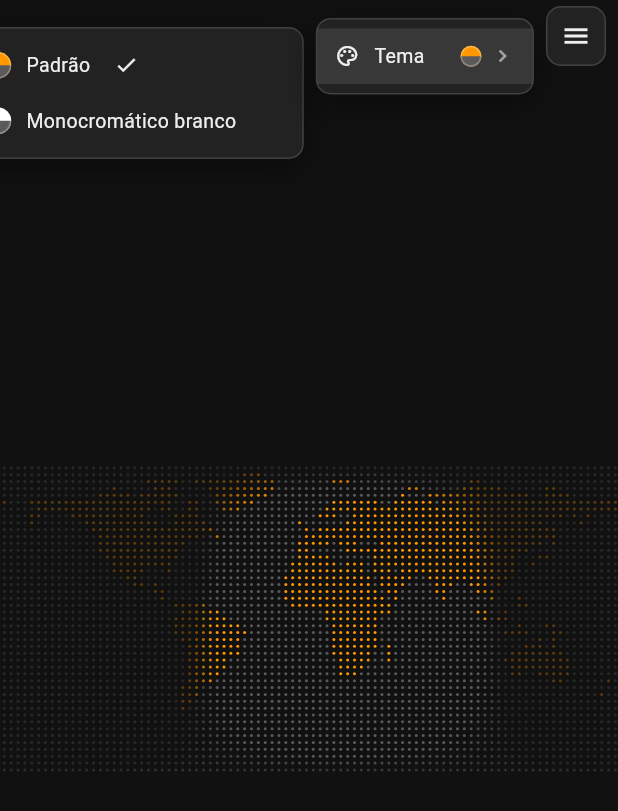
After one commit to TimeLord2010/world_clock, a Flutter app: the screen it shows after launch, after a tap on the "menu" icon, after a tap on "Tema", on a phone screen of 412 x 824 dp. The commit adds this screen. Shown: the top 811 px of the screen. Run offline on Flutter 3.47's test engine with Material 3 defaults, Android fonts, the phone set to English and light mode, and no system bars.

Commit message:
feat: top-right options tray with map themes
- Theme model (MapTheme): the two dot colors that define a theme (land, ocean)
  plus the background they are shaded against. "Padrão" points at the
  WorldDotMap defaults, so the app opens exactly as it did; "Monocromático
  branco" is grayscale only (white land, gray sea, near-black background).
- Options tray pinned to the top-right corner, with a "Tema" item that opens a
  submenu listing the themes. Each option shows its two colors in a circle
  split by a zero-width horizontal line (land on top, ocean below) followed by
  the theme name; the theme in use gets a check mark.
- The tray opens on CLICK only. Hover is gone: every pointer move used to
  trigger a rebuild, and because the map is a sibling in the same layer each
  rebuild repainted tens of thousands of dots — the window froze, the submenu
  showed late or not at all, and the menu closed on its own while the pointer
  moved. Closes on outside click, on the icon itself, or with Esc.
- The map now sits inside a RepaintBoundary, so menu rebuilds repaint only the
  menu. Theme choice lives in the session (not persisted yet).
- Tests: theme palettes (grayscale-only mono), open/short/close by click, hover
  doing nothing, submenu via click, swatch halves measured pixel by pixel, and
  picking a theme actually swapping the map palette.

```diff
--- a/lib/main.dart
+++ b/lib/main.dart
@@ -2,6 +2,8 @@ import 'dart:async';
 
 import 'package:flutter/material.dart';
 
+import 'map_theme.dart';
+import 'settings_menu.dart';
 import 'world_dot_map.dart';
 
 void main() {
@@ -40,6 +42,10 @@ class _WorldMapScreenState extends State<WorldMapScreen> {
   DateTime _now = DateTime.now();
   Timer? _ticker;
 
+  /// Tema em uso. Só o menu o muda; a escolha vive na sessão (não é
+  /// persistida entre execuções ainda).
+  MapTheme _theme = MapThemes.standard;
+
   @override
   void initState() {
     super.initState();
@@ -60,9 +66,20 @@ class _WorldMapScreenState extends State<WorldMapScreen> {
   @override
   Widget build(BuildContext context) {
     return Scaffold(
+      backgroundColor: _theme.background,
       body: SafeArea(
+        child: Stack(
+          children: [
             // The map keeps its 2:1 equirectangular aspect: it fills the width
             // in portrait and the height in landscape.
+            //
+            // RepaintBoundary: o mapa tem dezenas de milhares de pontos e é
+            // irmão do menu na mesma Stack. Sem esta fronteira, CADA rebuild do
+            // menu (abrir, trocar de opção, destacar uma linha) invalida a
+            // camada e repinta o mapa inteiro — era isso que travava a tela no
+            // hover. Com ela, o menu repinta só a si mesmo.
+            Positioned.fill(
+              child: RepaintBoundary(
                 child: LayoutBuilder(
                   builder: (context, constraints) {
                     final mapWidth =
@@ -73,12 +90,29 @@ class _WorldMapScreenState extends State<WorldMapScreen> {
                       child: SizedBox(
                         width: mapWidth,
                         height: mapWidth / 2,
-                child: WorldDotMap(now: _now),
+                        child: WorldDotMap(
+                          now: _now,
+                          backgroundColor: _theme.background,
+                          dotColor: _theme.land,
+                          oceanColor: _theme.ocean,
+                        ),
                       ),
                     );
                   },
                 ),
               ),
+            ),
+            // O menu fica por cima do mapa: ele mesmo desenha a barreira de
+            // "clicou fora, fechou".
+            Positioned.fill(
+              child: SettingsMenu(
+                theme: _theme,
+                onThemeSelected: (theme) => setState(() => _theme = theme),
+              ),
+            ),
+          ],
+        ),
+      ),
     );
   }
 }
--- /dev/null
+++ b/lib/map_theme.dart
@@ -0,0 +1,69 @@
+import 'package:flutter/material.dart';
+
+import 'world_dot_map.dart';
+
+/// Um tema do mapa: as DUAS cores que o definem — a terra e o oceano — mais o
+/// fundo contra o qual as duas são sombreadas pelo sol.
+///
+/// A ordem dos campos é a ordem em que o menu desenha o swatch: [land] em cima,
+/// [ocean] embaixo.
+@immutable
+class MapTheme {
+  const MapTheme({
+    required this.id,
+    required this.label,
+    required this.land,
+    required this.ocean,
+    required this.background,
+  });
+
+  /// Identificador estável do tema (usado pelos testes; persistência depois).
+  final String id;
+
+  /// Nome mostrado no menu.
+  final String label;
+
+  /// Cor dos pontos de terra em pleno dia.
+  final Color land;
+
+  /// Cor dos pontos de oceano em pleno dia (o brilho do mar só vai do fundo
+  /// até aqui).
+  final Color ocean;
+
+  /// Fundo atrás do mapa: o sombreamento solar esmaece os pontos até ele.
+  final Color background;
+
+  /// As duas cores do tema, na ordem em que o círculo do menu as mostra.
+  List<Color> get swatch => [land, ocean];
+
+  @override
+  String toString() => 'MapTheme($id)';
+}
+
+/// Os temas oferecidos pelo submenu "Tema", na ordem do menu.
+abstract final class MapThemes {
+  /// A paleta que o app já usava: continentes laranja, mar cinza, fundo quase
+  /// preto. É o padrão, então o app abre exatamente como abria antes de o menu
+  /// existir.
+  static const MapTheme standard = MapTheme(
+    id: 'standard',
+    label: 'Padrão',
+    land: WorldDotMap.defaultDotColor,
+    ocean: WorldDotMap.defaultOceanColor,
+    background: WorldDotMap.defaultBackgroundColor,
+  );
+
+  /// Monocromático branco: só branco, preto e cinza. A terra vira branco puro
+  /// e o mar continua o mesmo cinza neutro — a cor da terra era a única cor
+  /// saturada do app, então é ela que sai.
+  static const MapTheme monoWhite = MapTheme(
+    id: 'mono-white',
+    label: 'Monocromático branco',
+    land: Color(0xFFFFFFFF),
+    ocean: WorldDotMap.defaultOceanColor,
+    background: WorldDotMap.defaultBackgroundColor,
+  );
+
+  /// Todos os temas, na ordem do submenu.
+  static const List<MapTheme> all = [standard, monoWhite];
+}
--- /dev/null
+++ b/lib/settings_menu.dart
@@ -0,0 +1,345 @@
+import 'package:flutter/foundation.dart' show listEquals;
+import 'package:flutter/material.dart';
+import 'package:flutter/services.dart';
+
+import 'map_theme.dart';
+
+/// Bandeja de opções fixada no canto superior direito da tela.
+///
+/// Ocupa a tela inteira para poder desenhar a barreira que fecha o menu (um
+/// clique fora dele), mas só o ícone no canto e os painéis que abre recebem
+/// clique. Hoje a bandeja tem uma opção só — "Tema" — que abre o submenu com
+/// os temas disponíveis.
+///
+/// **Só clique abre**: o menu não reage a hover. Hover aqui era um tiro no pé —
+/// cada movimento do ponteiro virava um `setState`, e como o mapa é irmão da
+/// bandeja na mesma camada, cada rebuild repintava o mapa inteiro (dezenas de
+/// mil pontos), o que na prática travava a tela e fazia o menu fechar sozinho
+/// quando o layout mudava embaixo do ponteiro. Fecha ao clicar fora, ao clicar
+/// no próprio ícone ou com Esc.
+class SettingsMenu extends StatefulWidget {
+  const SettingsMenu({
+    super.key,
+    required this.theme,
+    required this.onThemeSelected,
+    this.themes = MapThemes.all,
+  });
+
+  /// Tema em uso hoje: marca a opção selecionada e aparece no item "Tema".
+  final MapTheme theme;
+
+  /// Temas oferecidos pelo submenu.
+  final List<MapTheme> themes;
+
+  /// Chamado quando o usuário escolhe um tema no submenu.
+  final ValueChanged<MapTheme> onThemeSelected;
+
+  @override
+  State<SettingsMenu> createState() => _SettingsMenuState();
+}
+
+class _SettingsMenuState extends State<SettingsMenu> {
+  /// Menu de primeiro nível visível.
+  bool _open = false;
+
+  /// Submenu de "Tema" visível.
+  bool _themeSubmenu = false;
+
+  void _toggleMenu() => setState(() {
+    _open = !_open;
+    _themeSubmenu = false;
+  });
+
+  void _closeAll() {
+    if (!_open) {
+      return;
+    }
+    setState(() {
+      _open = false;
+      _themeSubmenu = false;
+    });
+  }
+
+  void _toggleSubmenu() => setState(() => _themeSubmenu = !_themeSubmenu);
+
+  void _pick(MapTheme theme) {
+    widget.onThemeSelected(theme);
+    _closeAll();
+  }
+
+  /// Cor do cartão dos painéis: o fundo do tema um degrau mais claro — assim a
+  /// bandeja acompanha o tema em vez de ter cor própria.
+  Color get _cardColor => Color.alphaBlend(
+    Colors.white.withValues(alpha: 0.07),
+    widget.theme.background,
+  );
+
+  static final Color _hairline = Colors.white.withValues(alpha: 0.14);
+  static final Color _textColor = Colors.white.withValues(alpha: 0.92);
+  static final Color _dimTextColor = Colors.white.withValues(alpha: 0.55);
+
+  @override
+  Widget build(BuildContext context) {
+    return CallbackShortcuts(
+      bindings: {const SingleActivator(LogicalKeyboardKey.escape): _closeAll},
+      child: Focus(
+        autofocus: true,
+        child: Stack(
+          fit: StackFit.expand,
+          children: [
+            // Barreira: fecha o menu. Fica ANTES da bandeja no Stack, então a
+            // bandeja continua recebendo os cliques por cima dela.
+            if (_open)
+              GestureDetector(
+                behavior: HitTestBehavior.opaque,
+                onTap: _closeAll,
+              ),
+            Positioned(
+              top: 4,
+              right: 8,
+              child: Row(
+                mainAxisSize: MainAxisSize.min,
+                crossAxisAlignment: CrossAxisAlignment.start,
+                children: [
+                  if (_open && _themeSubmenu)
+                    Padding(
+                      padding: const EdgeInsets.only(top: 14, right: 8),
+                      child: _themePanel(),
+                    ),
+                  if (_open)
+                    Padding(
+                      padding: const EdgeInsets.only(top: 8, right: 8),
+                      child: _optionsPanel(),
+                    ),
+                  _menuButton(),
+                ],
+              ),
+            ),
+          ],
+        ),
+      ),
+    );
+  }
+
+  Widget _menuButton() {
+    return GestureDetector(
+      behavior: HitTestBehavior.opaque,
+      onTap: _toggleMenu,
+      child: MouseRegion(
+        // cursor só: nenhum estado, nenhum abre/fecha — o ponteiro vira a mão
+        // sobre o ícone.
+        cursor: SystemMouseCursors.click,
+        child: Container(
+          width: 40,
+          height: 40,
+          decoration: BoxDecoration(
+            color: _open ? _cardColor : null,
+            borderRadius: BorderRadius.circular(10),
+            border: Border.all(color: _open ? _hairline : Colors.transparent),
+          ),
+          child: Icon(Icons.menu, size: 20, color: _textColor),
+        ),
+      ),
+    );
+  }
+
+  /// Menu de primeiro nível: hoje só "Tema", que abre o submenu.
+  Widget _optionsPanel() {
+    return _panel(
+      children: [
+        _row(
+          onTap: _toggleSubmenu,
+          highlighted: _themeSubmenu,
+          child: Row(
+            mainAxisSize: MainAxisSize.min,
+            children: [
+              Icon(Icons.palette_outlined, size: 16, color: _textColor),
+              const SizedBox(width: 10),
+              Text('Tema', style: TextStyle(fontSize: 13, color: _textColor)),
+              const SizedBox(width: 24),
+              // O tema em uso aparece aqui, em miniatura, para o menu dizer o
+              // estado atual sem precisar abrir o submenu.
+              ThemeSwatch(colors: widget.theme.swatch, size: 14),
+              const SizedBox(width: 6),
+              Icon(Icons.chevron_right, size: 16, color: _dimTextColor),
+            ],
+          ),
+        ),
+      ],
+    );
+  }
+
+  /// Submenu do "Tema": uma linha por tema, cada uma com as duas cores do tema
+  /// no círculo, e depois o nome.
+  Widget _themePanel() {
+    return _panel(
+      children: [
+        for (final theme in widget.themes)
+          _row(
+            onTap: () => _pick(theme),
+            child: Row(
+              mainAxisSize: MainAxisSize.min,
+              children: [
+                ThemeSwatch(colors: theme.swatch, size: 18),
+                const SizedBox(width: 10),
+                Text(
+                  theme.label,
+                  style: TextStyle(fontSize: 13, color: _textColor),
+                ),
+                const SizedBox(width: 16),
+                // A opção em uso fica com o check; as outras reservam o mesmo
+                // espaço para os nomes ficarem alinhados.
+                Icon(
+                  Icons.check,
+                  size: 16,
+                  color: theme.id == widget.theme.id
+                      ? _textColor
+                      : Colors.transparent,
+                ),
+              ],
+            ),
+          ),
+      ],
+    );
+  }
+
+  /// Painel: a largura sai do CONTEÚDO ([IntrinsicWidth]), nunca de uma
+  /// constante — o painel fica do tamanho da linha mais larga e nenhum nome de
+  /// tema é cortado, seja qual for a fonte (no `flutter test` a fonte default
+  /// desenha 1 em por caractere, então largura fixa lá vira reticências).
+  Widget _panel({required List<Widget> children}) {
+    return Container(
+      padding: const EdgeInsets.symmetric(vertical: 6),
+      decoration: BoxDecoration(
+        color: _cardColor,
+        borderRadius: BorderRadius.circular(10),
+        border: Border.all(color: _hairline),
+        boxShadow: [
+          BoxShadow(
+            color: Colors.black.withValues(alpha: 0.45),
+            blurRadius: 18,
+            offset: const Offset(0, 6),
+          ),
+        ],
+      ),
+      child: IntrinsicWidth(
+        child: Column(
+          mainAxisSize: MainAxisSize.min,
+          // Stretch: todas as linhas ficam com a largura da mais larga, então
+          // os checks ficam alinhados à direita.
+          crossAxisAlignment: CrossAxisAlignment.stretch,
+          children: children,
+        ),
+      ),
+    );
+  }
+
+  Widget _row({
+    required Widget child,
+    VoidCallback? onTap,
+    bool highlighted = false,
+  }) {
+    return GestureDetector(
+      behavior: HitTestBehavior.opaque,
+      onTap: onTap,
+      child: MouseRegion(
+        // cursor só: nenhum estado.
+        cursor: SystemMouseCursors.click,
+        child: Container(
+          color: highlighted ? Colors.white.withValues(alpha: 0.10) : null,
+          padding: const EdgeInsets.symmetric(horizontal: 12, vertical: 9),
+          child: child,
+        ),
+      ),
+    );
+  }
+}
+
+/// Círculo com as duas cores do tema: a primeira na metade de cima, a segunda
+/// na metade de baixo, divididas por uma linha horizontal de largura
+/// [dividerWidth] — no padrão 0, as duas metades simplesmente se tocam e
+/// nenhuma linha é desenhada.
+class ThemeSwatch extends StatelessWidget {
+  const ThemeSwatch({
+    super.key,
+    required this.colors,
+    this.size = 18,
+    this.dividerWidth = 0,
+  });
+
+  /// As duas cores do tema, na ordem: em cima, embaixo.
+  final List<Color> colors;
+
+  /// Diâmetro do círculo, em pontos.
+  final double size;
+
+  /// Largura da linha que divide as duas metades (0 = sem linha visível).
+  final double dividerWidth;
+
+  @override
+  Widget build(BuildContext context) {
+    assert(colors.length == 2, 'o swatch mostra exatamente duas cores');
+    return SizedBox.square(
+      dimension: size,
+      child: CustomPaint(
+        painter: _ThemeSwatchPainter(
+          colors: colors,
+          dividerWidth: dividerWidth,
+        ),
+      ),
+    );
+  }
+}
+
+class _ThemeSwatchPainter extends CustomPainter {
+  const _ThemeSwatchPainter({required this.colors, required this.dividerWidth});
+
+  final List<Color> colors;
+  final double dividerWidth;
+
+  /// Anel fino de contorno: sem ele o swatch some no fundo escuro do painel.
+  static const double _ring = 1;
+
+  @override
+  void paint(Canvas canvas, Size size) {
+    final center = size.center(Offset.zero);
+    final radius = size.shortestSide / 2;
+    final paint = Paint()..isAntiAlias = true;
+
+    // Círculo inteiro na primeira cor…
+    canvas.drawCircle(center, radius, paint..color = colors.first);
+
+    // …e a metade de baixo repintada na segunda: o mesmo círculo recortado no
+    // semicírculo inferior dá exatamente a metade de baixo, sem cunha e sem
+    // costura — a divisão é a linha horizontal de largura zero entre as duas.
+    canvas.save();
+    canvas.clipRect(Rect.fromLTRB(0, center.dy, size.width, size.height));
+    canvas.drawCircle(center, radius, paint..color = colors.last);
+    canvas.restore();
+
+    if (dividerWidth > 0) {
+      canvas.drawLine(
+        Offset(center.dx - radius, center.dy),
+        Offset(center.dx + radius, center.dy),
+        Paint()
+          ..strokeWidth = dividerWidth
+          ..color = Colors.black.withValues(alpha: 0.55),
+      );
+    }
+
+    canvas.drawCircle(
+      center,
+      radius - _ring / 2,
+      Paint()
+        ..style = PaintingStyle.stroke
+        ..strokeWidth = _ring
+        ..color = Colors.white.withValues(alpha: 0.28),
+    );
+  }
+
+  @override
+  bool shouldRepaint(covariant _ThemeSwatchPainter oldDelegate) {
+    return oldDelegate.dividerWidth != dividerWidth ||
+        !listEquals(oldDelegate.colors, colors);
+  }
+}
--- a/lib/world_dot_map.dart
+++ b/lib/world_dot_map.dart
@@ -30,8 +30,8 @@ import 'world_sun.dart';
 class WorldDotMap extends StatefulWidget {
   const WorldDotMap({
     super.key,
-    this.backgroundColor = const Color(0xFF111111),
-    this.dotColor = const Color(0xFFFF9800),
+    this.backgroundColor = defaultBackgroundColor,
+    this.dotColor = defaultDotColor,
     this.oceanColor = defaultOceanColor,
     this.now,
   });
@@ -59,6 +59,14 @@ class WorldDotMap extends StatefulWidget {
   /// #6E6E6E read as too light, especially on the desktop widget, where the
   /// generic-RGB → sRGB re-encode lit it up to ~129).
   static const Color defaultOceanColor = Color(0xFF5A5A5A);
+
+  /// Default background behind the map: the app's near-black. Named so the
+  /// palettes in `map_theme.dart` can point at it instead of repeating the
+  /// literal (a theme and this default drifting apart was silent before).
+  static const Color defaultBackgroundColor = Color(0xFF111111);
+
+  /// Default daylight color of the land dots: the app's orange.
+  static const Color defaultDotColor = Color(0xFFFF9800);
 
   /// Columns of the source grid (1° of longitude per cell).
   static const int gridColumns = 360;
```
Also changed, not shown: 1 other file. Lines whose indentation alone changed are shown as unchanged.
